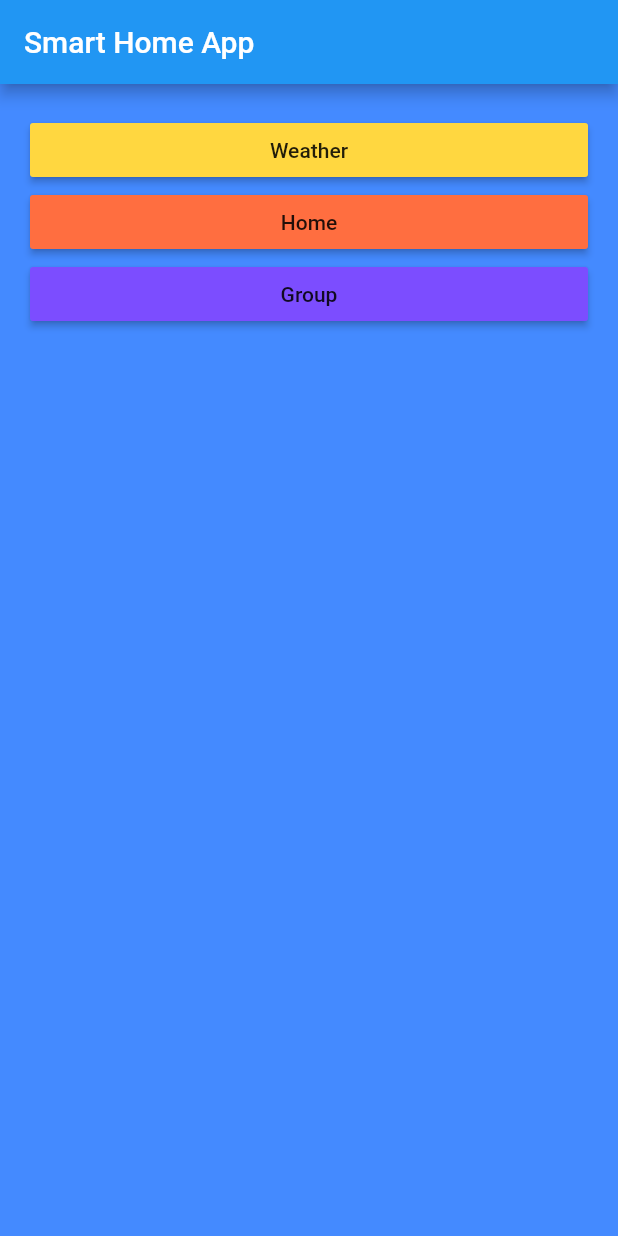
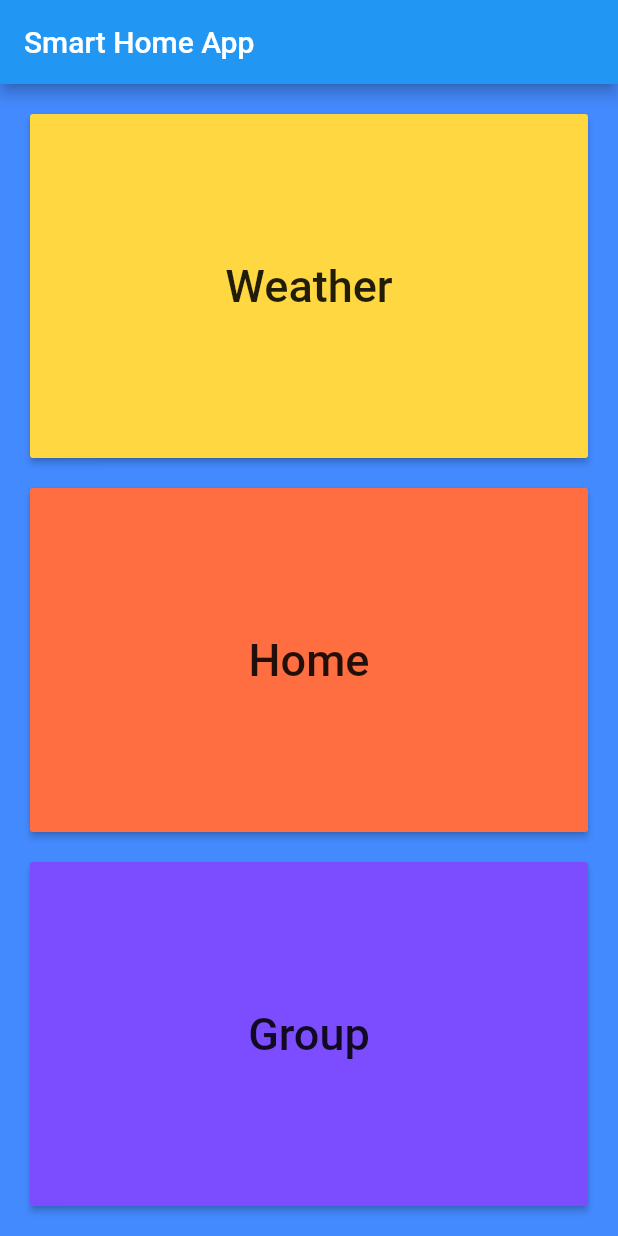
Before and after one commit to WiNic-WiNic/Smarthome-App, a Flutter app: the screen it shows after launch, on a phone screen of 412 x 824 dp. Run offline on Flutter 3.47's test engine with Material 2 defaults, Android fonts, the phone set to English and light mode, and no system bars; our stand-ins replace flutter_speed_dial.

Commit message:
changed ui of main.dart

```diff
--- a/smart_home_app/lib/main.dart
+++ b/smart_home_app/lib/main.dart
@@ -33,27 +33,30 @@ class MyHomePage extends StatefulWidget {
 }
 
 class _MyHomePageState extends State<MyHomePage> {
+
+  double space =20;
+  double schriftG=30;
+
   @override
   Widget build(BuildContext context) {
     return Scaffold(
       appBar: AppBar(
         title: Text(widget.title),
       ),
-      body: Container(
-        child: Align(
-      alignment: Alignment.center,
-          child: Container(
+      body:  Container(
+            color: Colors.blueAccent,
             padding:  EdgeInsets.all(20.0),
-            //alignment: Alignment.center,
-            color: Colors.blueAccent,
-            //height: 200,
-            //margin: EdgeInsets.only(top: 300.0),
-            child: new Column(
+            child: Column(
+
+              mainAxisAlignment: MainAxisAlignment.spaceEvenly,
+               crossAxisAlignment: CrossAxisAlignment.stretch,
             children: <Widget>[
-            Container(
-                  width: double.infinity,
+
+            Expanded(
                   child: RaisedButton(
-                    child: Text("Weather"),
+                    child: Text("Weather",
+                      style: TextStyle(fontSize: schriftG),
+                    ),
                     color: Colors.amberAccent,
                     onPressed: () {
                       Navigator.push(
@@ -63,10 +66,14 @@ class _MyHomePageState extends State<MyHomePage> {
                     },
                   ),
                 ),
-                Container(
-                  width: double.infinity,
+              SizedBox(height: space,
+              ),
+              Expanded(
+
                   child: RaisedButton(
-                    child: Text("Home"),
+                    child: Text("Home",
+                      style: TextStyle(fontSize: schriftG),
+                    ),
                     color: Colors.deepOrangeAccent,
                     onPressed: () {
                       Navigator.push(
@@ -76,10 +83,14 @@ class _MyHomePageState extends State<MyHomePage> {
                     },
                   ),
                 ),
-                Container(
-                  width: double.infinity,
+              SizedBox(height: space,
+              ),
+              Expanded(
+
                   child: RaisedButton(
-                    child: Text("Group"),
+                    child: Text("Group",
+                      style: TextStyle(fontSize: schriftG),
+                    ),
                     color: Colors.deepPurpleAccent,
                     onPressed: () {
                       Navigator.push(
@@ -92,8 +103,7 @@ class _MyHomePageState extends State<MyHomePage> {
           ],
         ),
       ),
-      ),
-      ),
-    );
+      );
+
   }
 }
```
Also changed, not shown: smart_home_app/lib/screens/home.dart (+19 -5 lines).
